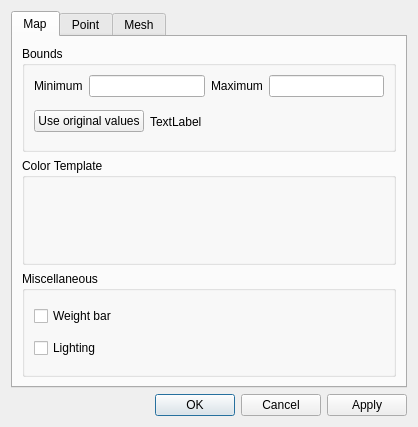
Qt form src/ui/grid_layer_attributes_dialog.ui (IPH-ECO/iph-eco-gui) before a commit.
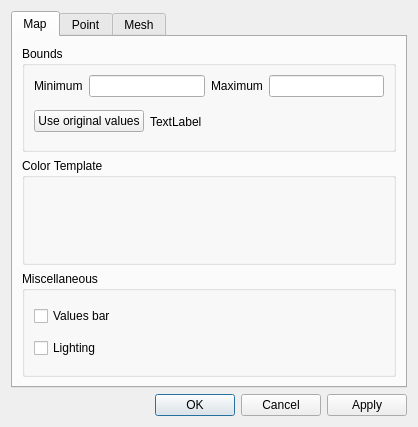
The same form after that commit. The open tabs and pages were chosen to show the change.

What changed in the file:
```diff
--- a/src/ui/grid_layer_attributes_dialog.ui
+++ b/src/ui/grid_layer_attributes_dialog.ui
@@ -104,7 +104,7 @@
           <item>
            <widget class="QCheckBox" name="chkWeightBar">
             <property name="text">
-             <string>Weight bar</string>
+             <string>Values bar</string>
             </property>
            </widget>
           </item>
```
Left out of the diff: 5 changed lines with no effect on the pictures.
